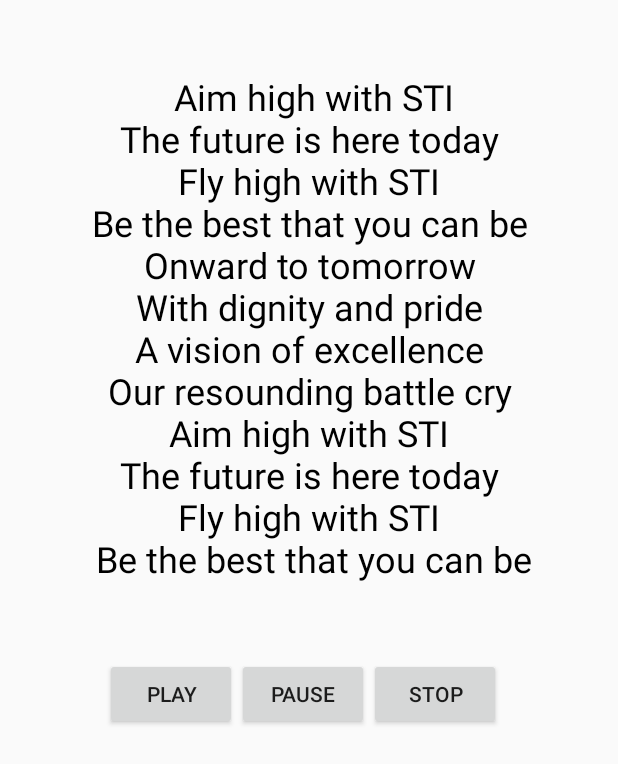
After one commit to joshuafirme/Grade-Calculator, an Android app: the STIHymn screen opened directly, with no data from a screen before it, on a phone screen of 412 x 824 dp. The commit adds this screen. Shown: the top 764 px of the screen. Run offline under Robolectric (Android 15) with nearby library versions, the phone set to English and light mode, and no system bars.

Commit message:
Add STI Hymn

```diff
--- a/app/src/main/AndroidManifest.xml
+++ b/app/src/main/AndroidManifest.xml
@@ -9,8 +9,9 @@
         android:roundIcon="@mipmap/ic_launcher_logo_round"
         android:supportsRtl="true"
         android:theme="@style/AppTheme">
-        <activity android:name=".GradeCalculator"></activity>
-        <activity android:name=".HomeActivity"></activity>
+        <activity android:name=".STIHymn"></activity>
+        <activity android:name=".GradeCalculator" />
+        <activity android:name=".HomeActivity" />
         <activity android:name=".MainActivity">
             <intent-filter>
                 <action android:name="android.intent.action.MAIN" />
--- /dev/null
+++ b/app/src/main/java/com/macvindev/stistudenthandbook/STIHymn.java
@@ -0,0 +1,45 @@
+package com.macvindev.stistudenthandbook;
+
+import androidx.appcompat.app.AppCompatActivity;
+
+import android.media.MediaPlayer;
+import android.os.Bundle;
+import android.view.View;
+import android.widget.Button;
+
+public class STIHymn extends AppCompatActivity {
+    MediaPlayer sti_hymn;
+    Button btnPlay, btnPause, btnStop;
+    @Override
+    protected void onCreate(Bundle savedInstanceState) {
+        super.onCreate(savedInstanceState);
+        setContentView(R.layout.activity_stihymn);
+
+        btnPlay = findViewById(R.id.btnPlay);
+        btnPause = findViewById(R.id.btnPause);
+        btnStop = findViewById(R.id.btnStop);
+        sti_hymn = MediaPlayer.create(this, R.raw.alma_mater_hymn);
+
+        btnPlay.setOnClickListener(new View.OnClickListener() {
+            @Override
+            public void onClick(View view) {
+                sti_hymn.start();
+            }
+        });
+
+        btnPause.setOnClickListener(new View.OnClickListener() {
+            @Override
+            public void onClick(View view) {
+                sti_hymn.pause();
+            }
+        });
+
+        btnStop.setOnClickListener(new View.OnClickListener() {
+            @Override
+            public void onClick(View view) {
+                sti_hymn.pause();
+                sti_hymn.seekTo(0);
+            }
+        });
+    }
+}
--- /dev/null
+++ b/app/src/main/res/drawable/ic_music_note_black_24dp.xml
@@ -0,0 +1,5 @@
+<vector android:height="60dp" android:tint="#E5E944"
+    android:viewportHeight="24.0" android:viewportWidth="24.0"
+    android:width="60dp" xmlns:android="http://schemas.android.com/apk/res/android">
+    <path android:fillColor="#FF000000" android:pathData="M12,3v10.55c-0.59,-0.34 -1.27,-0.55 -2,-0.55 -2.21,0 -4,1.79 -4,4s1.79,4 4,4 4,-1.79 4,-4V7h4V3h-6z"/>
+</vector>
--- /dev/null
+++ b/app/src/main/res/layout/activity_stihymn.xml
@@ -0,0 +1,55 @@
+<?xml version="1.0" encoding="utf-8"?>
+<RelativeLayout xmlns:android="http://schemas.android.com/apk/res/android"
+    xmlns:app="http://schemas.android.com/apk/res-auto"
+    xmlns:tools="http://schemas.android.com/tools"
+    android:layout_width="match_parent"
+    android:layout_height="match_parent"
+    tools:context=".STIHymn">
+
+    <LinearLayout
+        android:layout_width="match_parent"
+        android:layout_height="wrap_content"
+        android:orientation="vertical"
+        android:layout_margin="20dp"
+        >
+
+        <TextView
+            android:layout_width="match_parent"
+            android:layout_height="wrap_content"
+            android:text="@string/sty_hymn_title_lyrics"
+            android:textSize="24sp"
+            android:textColor="#000"
+            android:textAlignment="center"/>
+
+        <LinearLayout
+            android:layout_width="match_parent"
+            android:layout_height="wrap_content"
+            android:orientation="horizontal"
+            android:layout_margin="50dp"
+            android:layout_gravity="center">
+
+            <Button
+                android:id="@+id/btnPlay"
+                android:layout_width="wrap_content"
+                android:layout_height="wrap_content"
+                android:text="@string/play"/>
+
+            <Button
+                android:id="@+id/btnPause"
+                android:layout_width="wrap_content"
+                android:layout_height="wrap_content"
+                android:text="@string/pause"/>
+
+            <Button
+                android:id="@+id/btnStop"
+                android:layout_width="wrap_content"
+                android:layout_height="wrap_content"
+                android:text="@string/stop"/>
+
+        </LinearLayout>
+
+    </LinearLayout>
+
+
+
+</RelativeLayout>
--- a/app/src/main/res/values/strings.xml
+++ b/app/src/main/res/values/strings.xml
@@ -2,4 +2,20 @@
     <string name="app_name">STI Student Handbook</string>
     <string name="goto_home">Go To Home</string>
     <string name="todo">TO DO</string>
+    <string name="sty_hymn_title_lyrics">\n
+            Aim high with STI\n
+            The future is here today \n
+            Fly high with STI \n
+            Be the best that you can be \n
+            Onward to tomorrow \n
+            With dignity and pride \n
+            A vision of excellence \n
+            Our resounding battle cry \n
+            Aim high with STI \n
+            The future is here today \n
+            Fly high with STI \n
+Be the best that you can be</string>
+    <string name="play">Play</string>
+    <string name="pause">Pause</string>
+    <string name="stop">Stop</string>
 </resources>
```
Also changed, not shown: app/src/main/java/com/macvindev/stistudenthandbook/HomeActivity.java (+10 -1 lines), app/src/main/res/layout/activity_home.xml (+11 -0 lines), app/build.gradle (line endings or trailing spaces), 1 other file.
